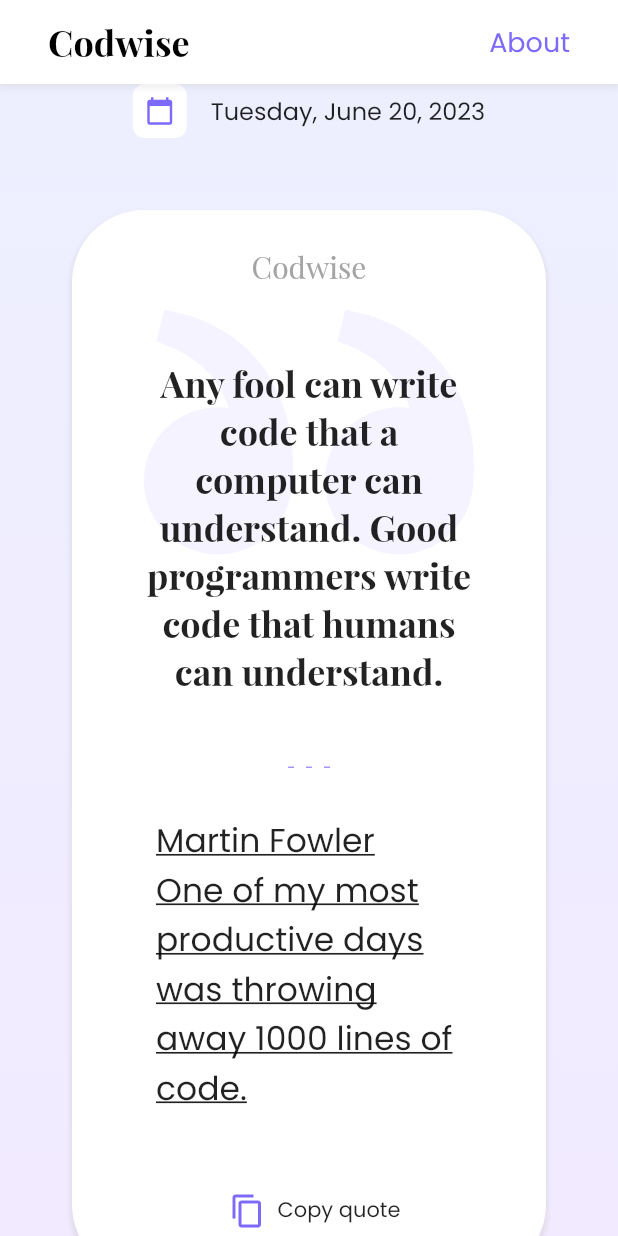
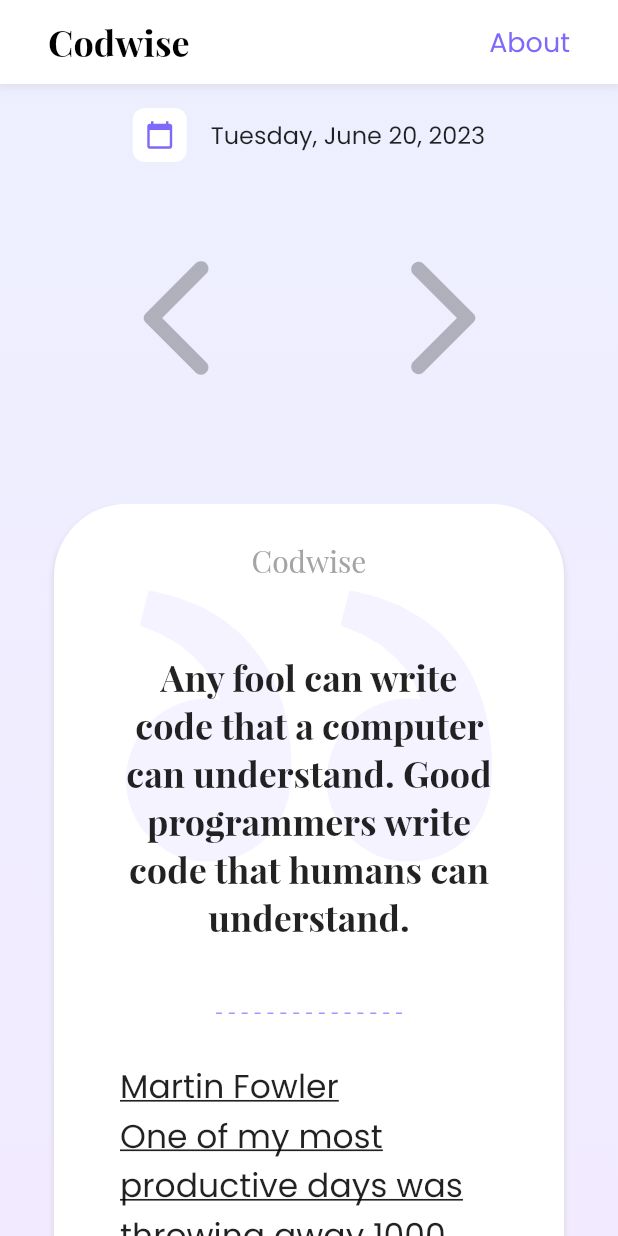
Before and after one commit to mr-stan-co/codwise, a Flutter app: the screen it shows after launch, on a phone screen of 412 x 824 dp. Run offline on Flutter 3.47's test engine with Material 2 defaults, Android fonts, the phone set to English and light mode, and no system bars; our stand-ins replace csv, equatable, firebase_core, flutter_bloc, flutter_svg, go_router; accounts and stored records are empty; statements that could not run were skipped.

Commit message:
Optimize UI for mobile screen size

```diff
--- a/lib/pages/home/view/home_page_view.dart
+++ b/lib/pages/home/view/home_page_view.dart
@@ -49,7 +49,6 @@ class HomePageView extends StatelessWidget {
     final isBigScreen =
         ScreenSizeUtil.getFromSize(MediaQuery.of(context).size) == ScreenSize.big;
     return Container(
-      alignment: Alignment.center,
       decoration: const BoxDecoration(
         gradient: LinearGradient(
           begin: Alignment.topCenter,
@@ -82,18 +81,17 @@ class HomePageView extends StatelessWidget {
   }
 
   Widget _smallScreenUi(BuildContext context, QuoteEntity quote) {
-    return Column(
-      mainAxisAlignment: MainAxisAlignment.center,
+    return ListView(
       children: [
         const TodayDate(),
-        QuoteCard(quoteEntity: quote),
         Row(
           mainAxisAlignment: MainAxisAlignment.center,
           children: [
             _quoteNavigateButton(context, false),
             _quoteNavigateButton(context, true),
           ],
-        )
+        ),
+        QuoteCard(quoteEntity: quote),
       ],
     );
   }
--- a/lib/pages/home/view/widgets/quote_card/card_constants.dart
+++ b/lib/pages/home/view/widgets/quote_card/card_constants.dart
@@ -1,6 +1,6 @@
 class CardConstants {
 
-  static const cardPadding = 48.0;
+  static const cardPadding = 36.0;
   static const mainCardWith = 1200.0;
   static const cardBorderRadius = 48.0;
 }
--- a/lib/pages/home/view/widgets/quote_card/quote_card.dart
+++ b/lib/pages/home/view/widgets/quote_card/quote_card.dart
@@ -4,6 +4,7 @@ import 'package:codwise/pages/home/view/widgets/quote_card/card_constants.dart';
 import 'package:codwise/pages/home/view/widgets/quote_card/copy_quote.dart';
 import 'package:codwise/pages/home/view/widgets/quote_card/dashed_separator.dart';
 import 'package:codwise/pages/home/view/widgets/quote_card/quote_text.dart';
+import 'package:codwise/pages/view_utils/screen_size_util.dart';
 import 'package:entity/entity.dart';
 import 'package:flutter/material.dart';
 import 'package:flutter_svg/flutter_svg.dart';
@@ -21,15 +22,19 @@ class QuoteCard extends StatelessWidget {
   Widget build(BuildContext context) {
     return Stack(
       children: [
-        _backgroundCard(BackgroundCardAttr.second),
-        _backgroundCard(BackgroundCardAttr.first),
+        _backgroundCard(context, BackgroundCardAttr.second),
+        _backgroundCard(context, BackgroundCardAttr.first),
         _mainCard(),
       ],
     );
   }
 
-  Widget _backgroundCard(BackgroundCardAttr attr) {
-    return Positioned.fill(
+  Widget _backgroundCard(BuildContext context, BackgroundCardAttr attr) {
+    final isSmallScreen =
+        ScreenSizeUtil.getFromSize(MediaQuery.of(context).size) == ScreenSize.small;
+    return Visibility(
+      visible: !isSmallScreen,
+      child: Positioned.fill(
         child: Align(
           alignment: Alignment.bottomCenter,
           child: Opacity(
@@ -51,6 +56,7 @@ class QuoteCard extends StatelessWidget {
                     bottomRight: Radius.circular(CardConstants.cardBorderRadius),
                   ),
                   boxShadow: _cardShadow(),
+                ),
               ),
             ),
           ),
--- a/lib/pages/home/view/widgets/today_date.dart
+++ b/lib/pages/home/view/widgets/today_date.dart
@@ -13,7 +13,9 @@ class TodayDate extends StatelessWidget {
         ScreenSizeUtil.getFromSize(MediaQuery.of(context).size) == ScreenSize.small;
     final double dateTextSize = isSmallScreen ? 16 : 20;
     final double dateIconSize = isSmallScreen ? 20 : 24;
-    return Row(
+    return Padding(
+      padding: const EdgeInsets.all(16.0),
+      child: Row(
         mainAxisAlignment: MainAxisAlignment.center,
         mainAxisSize: MainAxisSize.min,
         children: [
@@ -31,14 +33,13 @@ class TodayDate extends StatelessWidget {
               ),
             ),
           ),
-        const SizedBox(
-          width: 16,
-        ),
+          const SizedBox(width: 16),
           Text(
             date,
             style: TextStyle(fontSize: dateTextSize),
           ),
         ],
+      ),
     );
   }
 }
```
Lines whose indentation alone changed are shown as unchanged.
